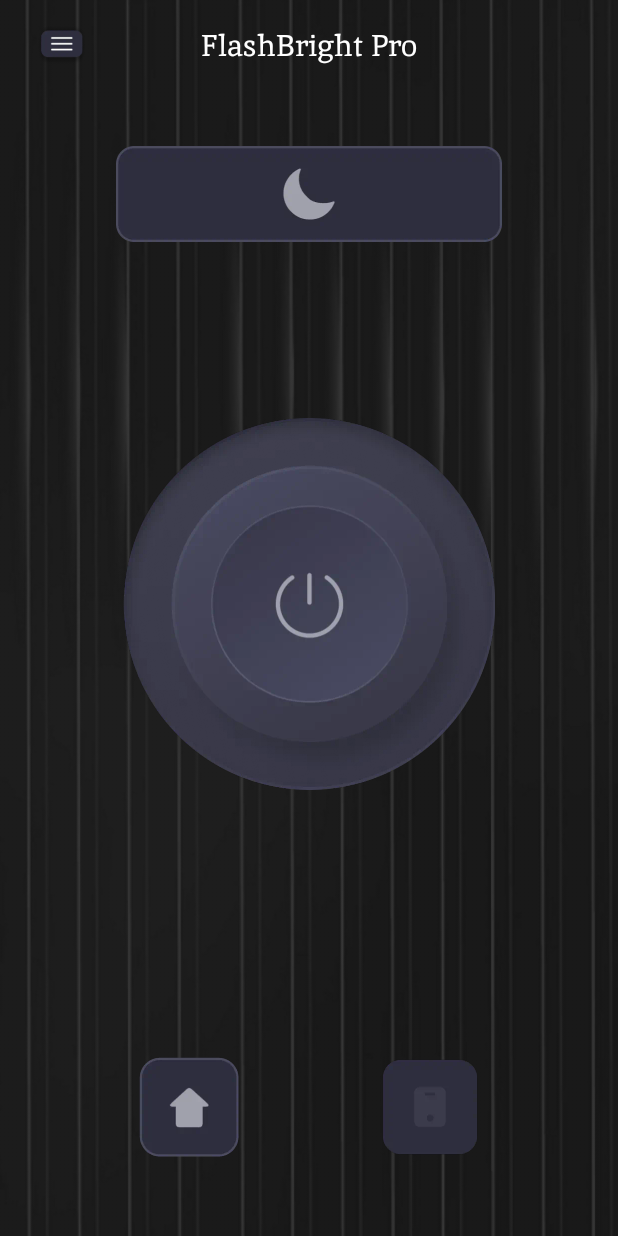
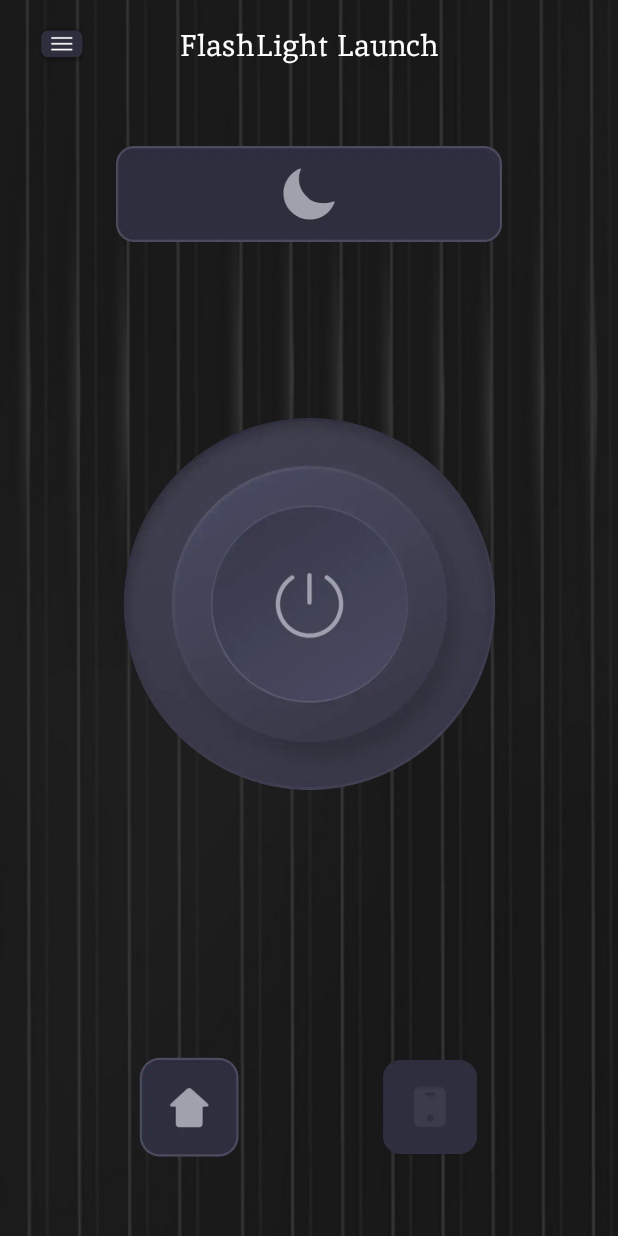
Before and after one commit to Vkas-hcn/FlashBright250506, an Android app: the HomeFragment screen opened directly, with no data from a screen before it, on a phone screen of 412 x 824 dp. Run offline under Robolectric (Android 15) with nearby library versions, the phone set to English and light mode, and no system bars; our stand-ins replace data binding, navigation-ui.

Commit message:
refactor(app): 更新应用名称和默认启动器设置
- 将应用名称从 "FlashBright250506" 修改为 "FlashLight Launch"
- 更新了相关 XML 文件中的文本内容，以反映新的应用名称
- 修改了 MainActivity 中的 scrollToPage 和 enableSwipe 方法，增加了默认启动器检查

```diff
--- a/app/src/main/java/com/dead/ship/even/sank/flashbright250506/ui2/MainActivity.kt
+++ b/app/src/main/java/com/dead/ship/even/sank/flashbright250506/ui2/MainActivity.kt
@@ -93,11 +93,13 @@ class MainActivity : AppCompatActivity(), ViewPager2Provider {
         }
     }
 
-    fun scrollToPage(position: Int) {
-        binding.viewPager2.setCurrentItem(position, true)
+    private fun scrollToPage(position: Int) {
+        if (isDefaultLauncher(this)) {
+            binding.viewPager2.setCurrentItem(position, true)
+        }
     }
 
-    fun enableSwipe(enable: Boolean) {
+    private fun enableSwipe(enable: Boolean) {
         binding.viewPager2.isUserInputEnabled = enable
     }
 
@@ -147,6 +149,7 @@ class MainActivity : AppCompatActivity(), ViewPager2Provider {
             Toast.makeText(this, "The settings page cannot be opened", Toast.LENGTH_SHORT).show()
         }
     }
+
     private fun openSystemSettings() {
         lifecycleScope.launch(Dispatchers.Main) {
             delay(500)
--- a/app/src/main/res/layout/in_dialog_1.xml
+++ b/app/src/main/res/layout/in_dialog_1.xml
@@ -38,7 +38,7 @@
                     android:layout_width="wrap_content"
                     android:layout_height="wrap_content"
                     android:gravity="center"
-                    android:text="Select XXX Launcher as your default home app and enjoy a minimalist, efficient experience."
+                    android:text="Select FlashLight Launch as your default home app and enjoy a minimalist, efficient experience."
                     android:textColor="#FFFFFFFF"
                     android:textSize="16sp"
                     app:layout_constraintEnd_toEndOf="parent"
--- a/app/src/main/res/layout/in_dialog_3.xml
+++ b/app/src/main/res/layout/in_dialog_3.xml
@@ -25,7 +25,7 @@
                 android:id="@+id/textView"
                 android:layout_width="wrap_content"
                 android:layout_height="wrap_content"
-                android:text="Select FlashBright Launcher as \nyour default home app"
+                android:text="Select FlashLight Launch as \nyour default home app"
                 android:textColor="#FFFFFFFF"
                 android:textSize="16sp"
                 app:layout_constraintStart_toStartOf="parent"
--- a/app/src/main/res/values/strings.xml
+++ b/app/src/main/res/values/strings.xml
@@ -1,5 +1,5 @@
 <resources>
-    <string name="app_name">FlashBright250506</string>
+    <string name="app_name">FlashLight Launch</string>
     <string name="navigation_drawer_open">Open navigation drawer</string>
     <string name="navigation_drawer_close">Close navigation drawer</string>
     <string name="nav_header_title">Android Studio</string>
@@ -10,6 +10,6 @@
     <string name="menu_home">Home</string>
     <string name="menu_launch">Launch</string>
     <string name="menu_slideshow">Slideshow</string>
-    <string name="title_1">FlashBright Pro</string>
-    <string name="title_2">Bright screen</string>
+    <string name="title_1">FlashLight Launch</string>
+    <string name="title_2">Bright Screen</string>
 </resources>
```
Also changed, not shown: app/src/main/java/com/dead/ship/even/sank/flashbright250506/ui/home/HomeFragment.kt (+11 -13 lines).
